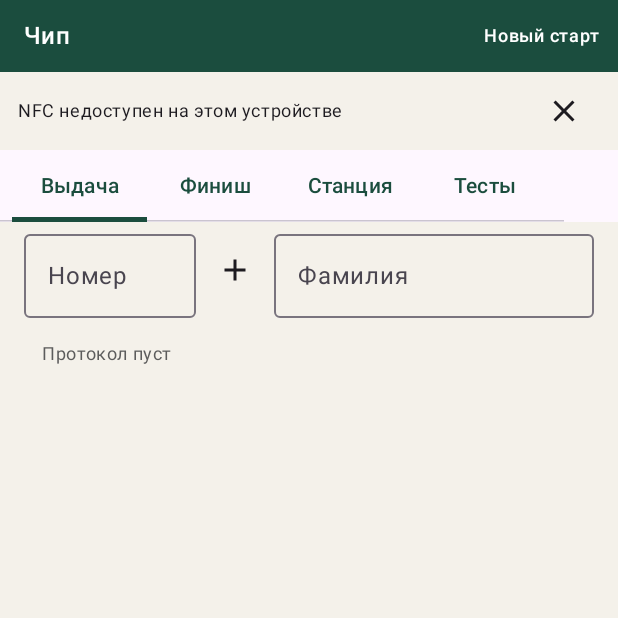
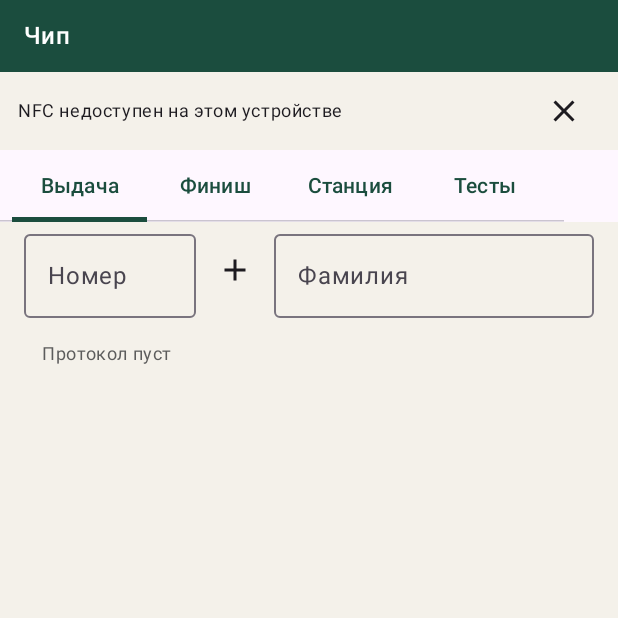
Before and after one commit to AlexRozanov/rogein-results, an Android app built with Jetpack Compose: the screen it shows after launch (MainActivity), on a phone screen of 412 x 824 dp, the top half of it. Run offline under Robolectric (Android 15) with nearby library versions, the phone set to English and light mode, and no system bars; our stand-ins replace Room's generated code; 2 statements that could not run were skipped.

Commit message:
Доработки

```diff
--- a/android/app/src/main/java/ru/rogein/chip/ui/ChipQueueViewModel.kt
+++ b/android/app/src/main/java/ru/rogein/chip/ui/ChipQueueViewModel.kt
@@ -1568,6 +1568,7 @@ class ChipQueueViewModel(
     private suspend fun handleIssueRead(logicalId: Int?) {
         val draft = issueTarget(logicalId)
         if (draft != null) {
+            _status.value = "Выдача № ${draft.first}: проверка…"
             issueToChip(draft.first, draft.second, draft.third)
             return
         }
@@ -1945,7 +1946,9 @@ class ChipQueueViewModel(
             }
         }
         try {
+            _status.value = "Выдача № $id: подготовка…"
             io.issue(order, id, pointerEnd, chipBlockCount)
+            _status.value = "Выдача № $id: сохранение в протокол…"
             repository.startList.upsertLocal(id, name, course)
             val teamNote = assignSavedPersonTeam(id)
             repository.startList.markIssued(id, course, uid)
@@ -2123,6 +2126,7 @@ class ChipQueueViewModel(
         if (!_chipReady.value || order == null || io == null) return
         viewModelScope.launch(Dispatchers.IO) {
             _busy.value = true
+            _status.value = "Очистка отметок…"
             try {
                 io.clearMarks(order, end, count)
                 pointerEnd = 5
--- a/android/app/src/main/java/ru/rogein/chip/ui/ChipScreen.kt
+++ b/android/app/src/main/java/ru/rogein/chip/ui/ChipScreen.kt
@@ -201,10 +201,12 @@ fun ChipScreen(viewModel: ChipQueueViewModel, csvPicker: CsvPicker, csvShare: Cs
     var resultsPersonEditor by remember { mutableStateOf(false) }
     val fullscreenEditor = protocolPersonEditor || issuePersonEditor || resultsPersonEditor
     val hideKeyboardOnSelect = rememberHideKeyboardOnSelect(viewModel::selectPerson)
-    val showStatus = !imeVisible &&
-        !fullscreenEditor &&
+    // Во время NFC-записи статус нужен даже при открытой клавиатуре / редакторе участника,
+    // иначе прогресс очистки («3/128») скрыт и непонятно, что происходит.
+    val forceStatus = busy || isChipWriteProgress(status)
+    val showStatus = (forceStatus || (!imeVisible && !fullscreenEditor)) &&
         shouldShowStatus(status, section) &&
-        !(section == AppSection.Chip && mode == ChipMode.Issue && isChipOperationPrompt(status))
+        !(section == AppSection.Chip && mode == ChipMode.Issue && isChipOperationPrompt(status) && !forceStatus)
 
     Box {
     Scaffold(
@@ -224,11 +226,6 @@ fun ChipScreen(viewModel: ChipQueueViewModel, csvPicker: CsvPicker, csvShare: Cs
                         IconButton(onClick = { viewModel.setMorePage(MorePage.Menu) }) {
                             Icon(Icons.AutoMirrored.Filled.ArrowBack, contentDescription = "Назад", tint = Color.White)
                         }
-                    }
-                },
-                actions = {
-                    if (section == AppSection.Chip) {
-                        CompactBarAction("Новый старт", onClick = { confirmNewStart = true })
                     }
                 },
                 expandedHeight = 48.dp,
@@ -1782,16 +1779,6 @@ private fun CourseChips(
 }
 
 @Composable
-private fun CompactBarAction(label: String, onClick: () -> Unit) {
-    TextButton(
-        onClick = onClick,
-        contentPadding = PaddingValues(horizontal = 8.dp, vertical = 0.dp),
-    ) {
-        Text(label, color = Color.White, style = MaterialTheme.typography.labelMedium, maxLines = 1)
-    }
-}
-
-@Composable
 private fun StatusStrip(text: String, onDismiss: () -> Unit) {
     Row(
         modifier = Modifier
@@ -1880,6 +1867,19 @@ private fun isChipOperationPrompt(text: String): Boolean {
         lower.startsWith("чип на месте") ||
         lower.contains("приложите чип") ||
         lower.contains("отметьтесь")
+}
+
+/** Прогресс записи/чтения чипа — всегда показываем в статус-полоске. */
+private fun isChipWriteProgress(text: String): Boolean {
+    val lower = text.trim().lowercase()
+    if (lower.isEmpty()) return false
+    return lower.startsWith("читаю чип") ||
+        lower.startsWith("выдача") ||
+        lower.startsWith("очистка") ||
+        lower.startsWith("запись номера") ||
+        lower.startsWith("запись прохождения") ||
+        lower.startsWith("запись станции") ||
+        Regex("""\d+\s*/\s*\d+""").containsMatchIn(lower)
 }
 
 private fun compactStatus(text: String): String {
```
Also changed, not shown: android/app/src/main/java/ru/rogein/chip/MainActivity.kt (+16 -5 lines).
